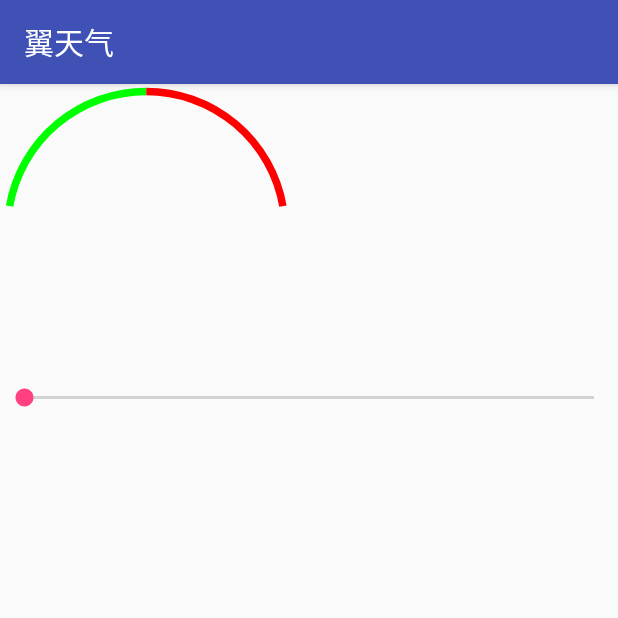
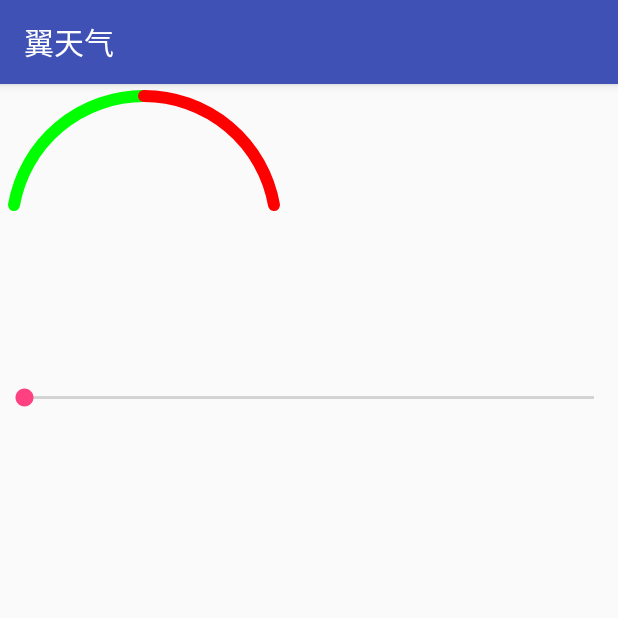
Before and after one commit to FENG-MASTER/WingWeather, an Android app: the TestActivity screen opened directly, with no data from a screen before it, on a phone screen of 412 x 824 dp, the top half of it. Run offline under Robolectric (Android 15) with nearby library versions, the phone set to English and light mode, and no system bars; our stand-ins replace ButterKnife, CircleImageView; libraries missing offline, so code that uses them is left out: com.umeng.analytics; network calls fail; 1 statement that could not run was skipped.

Commit message:
更新百分百显示UI,增加了环形条

```diff
--- a/app/src/main/java/com/wingweather/qianzise/wingweather/view/RingBar.java
+++ b/app/src/main/java/com/wingweather/qianzise/wingweather/view/RingBar.java
@@ -18,12 +18,18 @@ import com.wingweather.qianzise.wingweather.R;
 import java.util.ArrayList;
 import java.util.List;
 
+import static android.graphics.Paint.ANTI_ALIAS_FLAG;
+
 /**
  * Created by qianzise on 2017/9/23.
  *
  */
 
 public class RingBar extends RelativeLayout {
+
+    public static final int TYPE_ROUND=2;
+    public static final int TYPE_FLAT=1;
+
 
     private List<ProgressListener> listenerList =new ArrayList<>();
     /**
@@ -69,6 +75,8 @@ public class RingBar extends RelativeLayout {
      */
     private int textColor;
 
+    private int borderType;
+
     private RectF mRect;
     private int degree;
 
@@ -92,7 +100,7 @@ public class RingBar extends RelativeLayout {
         finishColor = array.getColor(R.styleable.RingBar_finishColor, Color.BLACK);
         unFinishColor = array.getColor(R.styleable.RingBar_unFinishColor, Color.WHITE);
         borderWidth = array.getDimension(R.styleable.RingBar_borderWidth, 5);
-        displayProgress = array.getBoolean(R.styleable.RingBar_displayProgress, true);
+        displayProgress = array.getBoolean(R.styleable.RingBar_displayProgress, false);
         textSize = array.getDimension(R.styleable.RingBar_textSize, 5);
         textColor = array.getColor(R.styleable.RingBar_textColor, Color.BLACK);
 
@@ -100,6 +108,7 @@ public class RingBar extends RelativeLayout {
         max = array.getInteger(R.styleable.RingBar_max, 100);
 
         degree = array.getInteger(R.styleable.RingBar_degree, 360);
+        borderType=array.getInteger(R.styleable.RingBar_borderType,TYPE_FLAT);
 
         array.recycle();
 
@@ -124,14 +133,22 @@ public class RingBar extends RelativeLayout {
 
     private void init() {
 
-        mFinishPaint = new Paint();
-        mUnFinishPaint = new Paint();
+        mFinishPaint = new Paint(ANTI_ALIAS_FLAG);
+        mUnFinishPaint = new Paint(ANTI_ALIAS_FLAG);
+
+        if (borderType==TYPE_ROUND){
+            mFinishPaint.setStrokeCap(Paint.Cap.ROUND);
+            mUnFinishPaint.setStrokeCap(Paint.Cap.ROUND);
+        }
 
         mFinishPaint.setAntiAlias(true);
         mUnFinishPaint.setAntiAlias(true);
 
         mFinishPaint.setColor(finishColor);
         mUnFinishPaint.setColor(unFinishColor);
+
+
+
 
         mFinishPaint.setStyle(Paint.Style.STROKE);
         mUnFinishPaint.setStyle(Paint.Style.STROKE);
@@ -146,6 +163,7 @@ public class RingBar extends RelativeLayout {
 
         mRect = new RectF(borderWidth, borderWidth, w - 2 * borderWidth, h - 2 * borderWidth);
     }
+
 
     @Override
     protected void dispatchDraw(Canvas canvas) {
@@ -174,8 +192,8 @@ public class RingBar extends RelativeLayout {
 
     public void setProgress(int mProgress) {
         this.mProgress = mProgress;
+        invalidate();
         notifyProgressChange(mProgress);
-        invalidate();
     }
 
     @Override
@@ -232,7 +250,19 @@ public class RingBar extends RelativeLayout {
 
     @Override
     protected void onMeasure(int widthMeasureSpec, int heightMeasureSpec) {
-        super.onMeasure(widthMeasureSpec, heightMeasureSpec);
+        int wMode=MeasureSpec.getMode(widthMeasureSpec);
+        int width=MeasureSpec.getSize(widthMeasureSpec);
+        int hMode=MeasureSpec.getMode(heightMeasureSpec);
+        int height=MeasureSpec.getSize(heightMeasureSpec);
+
+        if (width>height){
+            height=width;
+        }else {
+            width=height;
+        }
+
+
+        super.onMeasure(MeasureSpec.makeMeasureSpec(width,wMode), MeasureSpec.makeMeasureSpec(height,hMode));
     }
 
 
--- a/app/src/main/res/layout/activity_test.xml
+++ b/app/src/main/res/layout/activity_test.xml
@@ -15,11 +15,12 @@
       <com.wingweather.qianzise.wingweather.view.RingBar
           android:id="@+id/test_ring_bar"
           android_custom:degree="160"
-          android_custom:borderWidth="5dp"
+          android_custom:borderWidth="8dp"
           android_custom:displayProgress="true"
           android_custom:finishColor="#00ff00"
           android_custom:textColor="#0ff0f0"
           android_custom:textSize="20sp"
+          android_custom:borderType="round"
           android_custom:unFinishColor="#ff0000"
           android:layout_width="200dp"
           android:layout_height="200dp">
--- a/app/src/main/res/values/attrs.xml
+++ b/app/src/main/res/values/attrs.xml
@@ -19,6 +19,11 @@
         <attr name="textSize" format="dimension"/>
         <attr name="textColor" format="color"/>
         <attr name="degree" format="integer"/>
+        <attr name="borderType" format="enum" >
+            <enum name="round" value="2"/>
+            <enum name="flat" value="1"/>
+
+        </attr>
 
     </declare-styleable>
 </resources>
```
Also changed, not shown: app/src/main/java/com/wingweather/qianzise/wingweather/adapter/InfoAdapter.java (+51 -0 lines), app/src/main/res/layout/item_list_circle_info.xml (added, +132 -0 lines).
